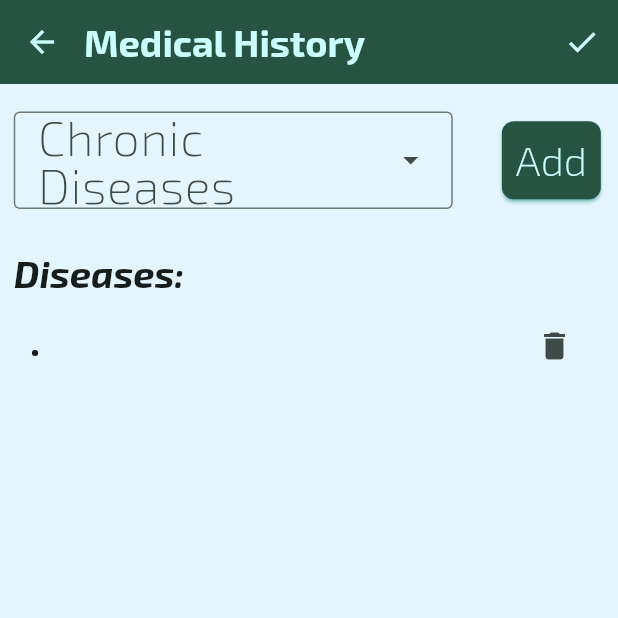
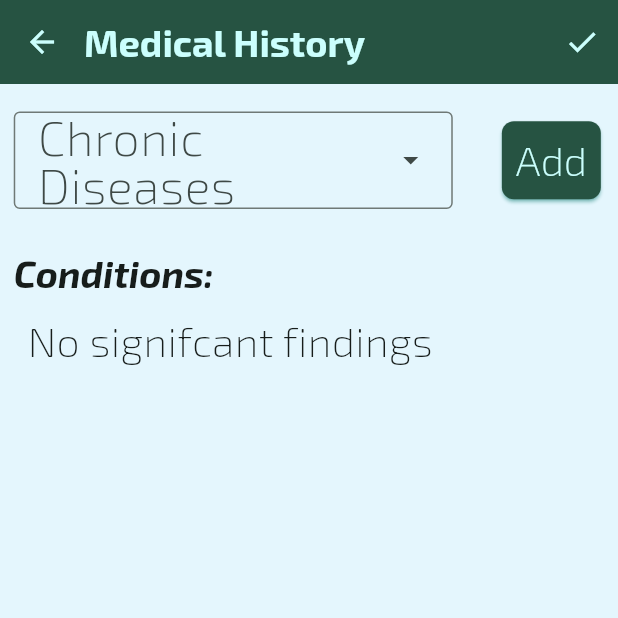
Before and after one commit to Thecodingdoctor11/dentality, a Flutter app: the HistoryScreen screen opened by its route, after a tap on "Diabetes", after a tap on "Add", on a phone screen of 412 x 824 dp, the top half of it. Run offline on Flutter 3.47's test engine with Material 3 defaults, Android fonts, the phone set to English and light mode, and no system bars; our stand-ins replace cloud_firestore, equatable, firebase_auth, firebase_core, flutter_riverpod, flutter_screenutil and 1 more; accounts and stored records are empty; project files that could hold a hidden picture were left out.

Commit message:
updates to history screen

```diff
--- a/lib/src/screens/appointments/appointments_screen.dart
+++ b/lib/src/screens/appointments/appointments_screen.dart
@@ -18,7 +18,7 @@ class _AppointmentsScreenState extends State<AppointmentsScreen> {
       name: 'John Doe',
       gender: Gender.male,
       history: MedicalHistory.medicallyFree,
-      phoneNumber: 01000101101,
+      phoneNumber: '01000101101',
       email: 'test@test.com');
   late final Appointment appointment = Appointment(
       patient: patientData,
@@ -122,7 +122,7 @@ class Patient {
   int? age;
   Gender? gender;
   MedicalHistory? history;
-  int? phoneNumber;
+  String? phoneNumber;
   String? email;
   String? picture;
 
--- a/lib/src/screens/history/history_screen.dart
+++ b/lib/src/screens/history/history_screen.dart
@@ -11,6 +11,7 @@ class HistoryScreen extends StatefulWidget {
 
 class _HistoryScreenState extends State<HistoryScreen> {
   final menuController = TextEditingController();
+  late final otherController = TextEditingController();
   List<String> diseases = [];
   bool other = false;
   @override
@@ -45,12 +46,13 @@ class _HistoryScreenState extends State<HistoryScreen> {
                       vertical: 16.0.sp, horizontal: 8.0.sp),
                   child: DropdownMenu(
                       onSelected: (value) {
+                        setState(() {
                           if (value == 3) {
-                          setState(() {
-                            other == true;
+                            other = true;
+                          } else {
+                            other = false;
+                          }
                         });
-                          print('object');
-                        }
                       },
                       label: const Text('Chronic Diseases'),
                       controller: menuController,
@@ -77,35 +79,59 @@ class _HistoryScreenState extends State<HistoryScreen> {
                       print(diseases);
 
                       setState(() {
-                        if (!diseases.contains(menuController.text)) {
-                          diseases.add(menuController.text);
+                        if (!diseases.contains(menuController.text) &&
+                            menuController.text.isNotEmpty) {
+                          diseases.add(other
+                              ? otherController.text
+                              : menuController.text);
+                          // other = true;
                         }
                       });
 
                       print(diseases.indexOf(menuController.text));
+                      print(other);
                     },
                   ),
                 )
               ],
             ),
-            if (other) Text('data'),
+            if (other)
+              Padding(
+                padding: const EdgeInsets.symmetric(horizontal: 10.0),
+                child: TextFormField(
+                    validator: (value) {},
+                    style: textTheme.bodySmall,
+                    controller: otherController,
+                    decoration: InputDecoration(
+                      hintText: 'Add Condition Details',
+                      hintStyle: textTheme.bodySmall,
+                    )),
+              ),
             Padding(
               padding: EdgeInsets.all(8.0.sp),
               child: Column(
                 crossAxisAlignment: CrossAxisAlignment.start,
                 children: [
                   Text(
-                    'Diseases:',
+                    'Conditions:',
                     style: textTheme.displaySmall,
                   ),
                   Padding(
                     padding: EdgeInsets.all(8.0.sp),
                     child: SizedBox(
                       height: 300,
-                      child: ListView.builder(
+                      child: diseases.isEmpty
+                          ? const Row(
+                              crossAxisAlignment: CrossAxisAlignment.start,
+                              children: [
+                                Text('No signifcant findings'),
+                              ],
+                            )
+                          : ListView.builder(
                               itemBuilder: (context, index) {
                                 return Row(
-                            mainAxisAlignment: MainAxisAlignment.spaceBetween,
+                                  mainAxisAlignment:
+                                      MainAxisAlignment.spaceBetween,
                                   children: [
                                     Text('• ${diseases[index]}'),
                                     IconButton(
--- a/lib/src/screens/home/home_screen.dart
+++ b/lib/src/screens/home/home_screen.dart
@@ -1,9 +1,7 @@
 import 'package:cloud_firestore/cloud_firestore.dart';
-import 'package:dentality/firebase_options.dart';
 import 'package:dentality/src/core/authentication/providers/auth_provider.dart';
 import 'package:dentality/src/theme/colors.dart';
 import 'package:firebase_auth/firebase_auth.dart';
-import 'package:firebase_core/firebase_core.dart';
 import 'package:flutter/material.dart';
 import 'package:flutter_riverpod/flutter_riverpod.dart';
 import 'package:flutter_screenutil/flutter_screenutil.dart';
@@ -22,10 +20,9 @@ class HomeViewScreenState extends ConsumerState {
     'Materials',
     'Expenses',
   ];
-  final auth = FirebaseAuth.instance.currentUser;
   @override
   Widget build(BuildContext context) {
-    Firebase.initializeApp(options: DefaultFirebaseOptions.currentPlatform);
+    final auth = FirebaseAuth.instance.currentUser;
     final textTheme = Theme.of(context).textTheme;
     String name = 'Muhammad';
     final nameProvider = StateProvider<String>((ref) => name);
@@ -38,9 +35,6 @@ class HomeViewScreenState extends ConsumerState {
             IconButton(
               onPressed: () {
                 ref.read(authRepoProvider).signOut();
-
-                // AuthHelper.signOut();
-                // Navigator.of(context).pushNamed(Routes.onboardingScreen);
               },
               icon: const Icon(Icons.settings),
             )
```
Lines whose indentation alone changed are shown as unchanged.
